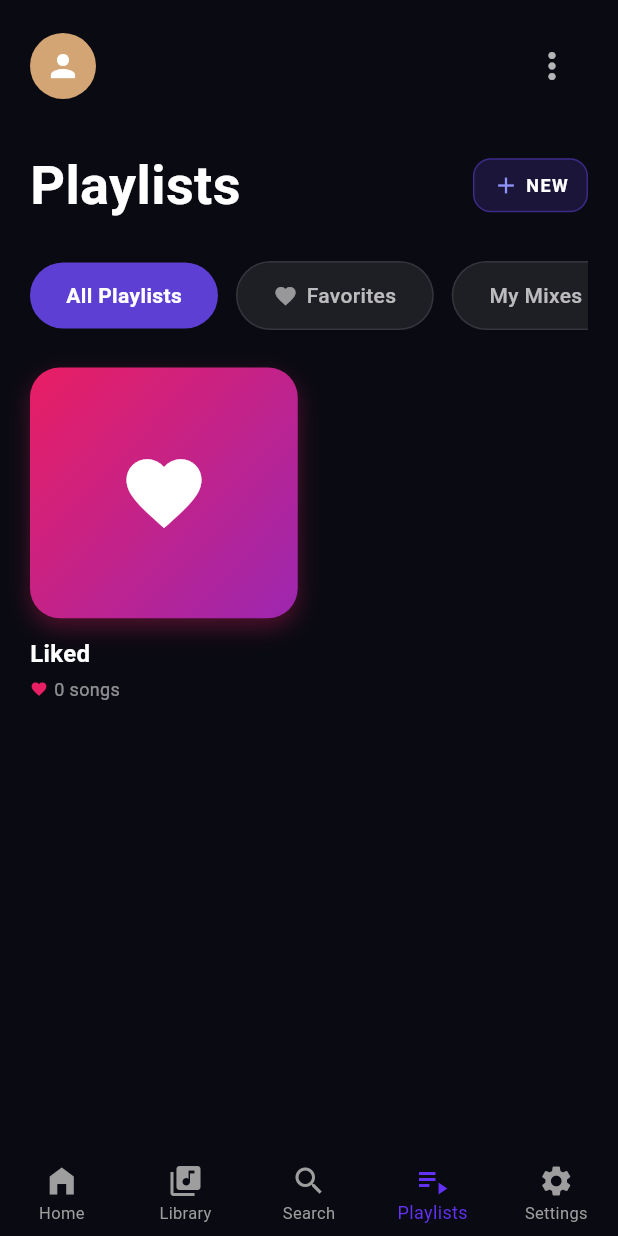
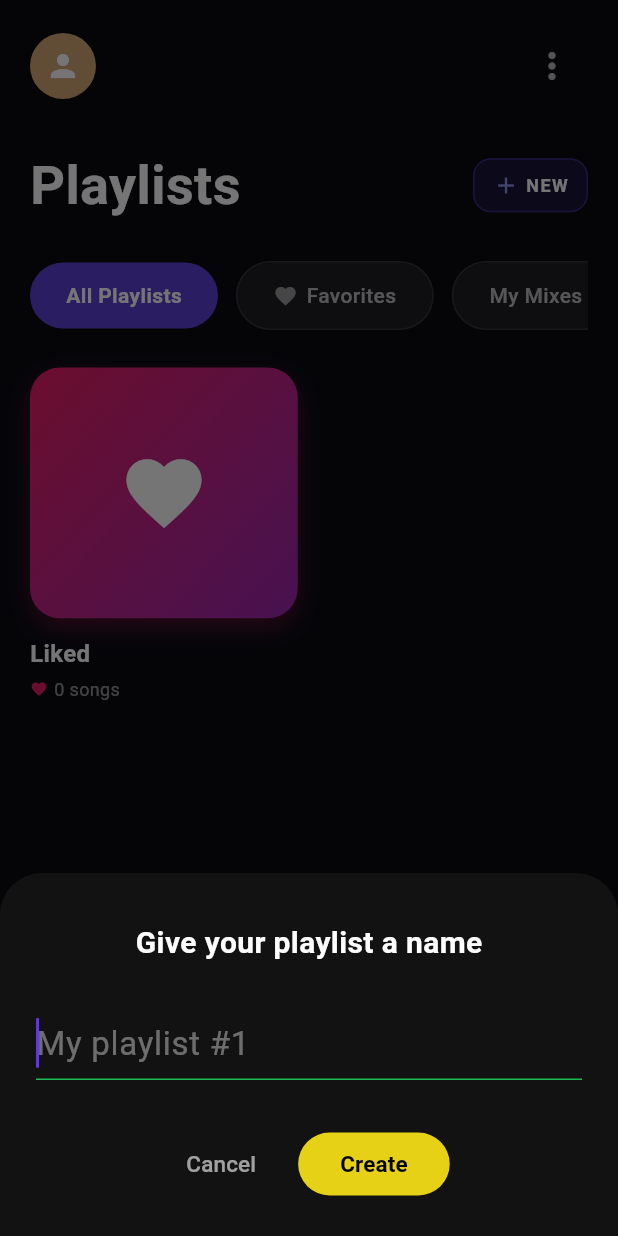
Before and after one commit to Ankitkumar72/music_app, a Flutter app: the screen it shows after launch, item 4 of the bottom bar chosen, after a tap on "NEW", on a phone screen of 412 x 824 dp. Run offline on Flutter 3.47's test engine with Material 3 defaults, Android fonts, the phone set to English and light mode, and no system bars; our stand-ins replace hive, hive_flutter, just_audio, on_audio_query, permission_handler; accounts and stored records are empty.

```diff
--- a/music_player/lib/screens/playlist_screen.dart
+++ b/music_player/lib/screens/playlist_screen.dart
@@ -225,6 +225,100 @@ class _PlaylistScreenState extends State<PlaylistScreen> {
     );
   }
 
+  // ───────────────────────── CREATE PLAYLIST (FIXED) ─────────────────────────
+
+  void _showCreatePlaylistDialog(BuildContext context, MusicProvider provider) {
+    final TextEditingController controller = TextEditingController();
+
+    showModalBottomSheet(
+      context: context,
+      backgroundColor: const Color(0xFF121212),
+      isScrollControlled: true,
+      shape: const RoundedRectangleBorder(
+        borderRadius: BorderRadius.vertical(top: Radius.circular(28)),
+      ),
+      builder: (context) => Padding(
+        padding: EdgeInsets.only(
+          left: 24,
+          right: 24,
+          bottom: MediaQuery.of(context).viewInsets.bottom + 24,
+          top: 32,
+        ),
+        child: Column(
+          mainAxisSize: MainAxisSize.min,
+          children: [
+            const Text(
+              "Give your playlist a name",
+              style: TextStyle(
+                color: Colors.white,
+                fontSize: 20,
+                fontWeight: FontWeight.w600,
+              ),
+            ),
+            const SizedBox(height: 28),
+            TextField(
+              controller: controller,
+              autofocus: true,
+              style: const TextStyle(color: Colors.white, fontSize: 22),
+              decoration: const InputDecoration(
+                hintText: "My playlist #1",
+                hintStyle: TextStyle(color: Colors.white38),
+                enabledBorder: UnderlineInputBorder(
+                  borderSide: BorderSide(color: Colors.white24),
+                ),
+                focusedBorder: UnderlineInputBorder(
+                  borderSide: BorderSide(color: Color(0xFF1DB954)),
+                ),
+              ),
+            ),
+            const SizedBox(height: 32),
+            Row(
+              mainAxisAlignment: MainAxisAlignment.center,
+              children: [
+                TextButton(
+                  onPressed: () => Navigator.pop(context),
+                  child: const Text(
+                    "Cancel",
+                    style: TextStyle(color: Colors.white60, fontSize: 15),
+                  ),
+                ),
+                const SizedBox(width: 16),
+                SizedBox(
+                  height: 42,
+                  child: ElevatedButton(
+                    onPressed: () {
+                      final name = controller.text.trim();
+                      if (name.isNotEmpty) {
+                        provider.createPlaylist(name);
+                        Navigator.pop(context);
+                      }
+                    },
+                    style: ElevatedButton.styleFrom(
+                      backgroundColor: const Color.fromARGB(255, 230, 209, 22),
+                      foregroundColor: Colors.black,
+                      elevation: 0,
+                      padding: const EdgeInsets.symmetric(horizontal: 28),
+                      shape: RoundedRectangleBorder(
+                        borderRadius: BorderRadius.circular(999),
+                      ),
+                    ),
+                    child: const Text(
+                      "Create",
+                      style: TextStyle(
+                        fontSize: 15,
+                        fontWeight: FontWeight.w700,
+                      ),
+                    ),
+                  ),
+                ),
+              ],
+            ),
+          ],
+        ),
+      ),
+    );
+  }
+
   // ───────────────────────────────── HELPERS ─────────────────────────────────
 
   List<Color> _getGradientForIndex(int index, bool isLiked) {
@@ -269,10 +363,6 @@ class _PlaylistScreenState extends State<PlaylistScreen> {
 
   void _showProfileMenu(BuildContext context) {}
   void _showMoreOptions(BuildContext context) {}
-  void _showCreatePlaylistDialog(
-    BuildContext context,
-    MusicProvider provider,
-  ) {}
   void _showPlaylistOptions(
     BuildContext context,
     String name,
```
